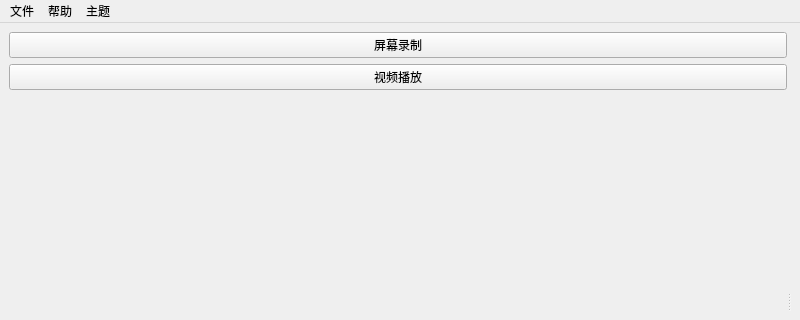
Old version of the form frontend/mainwindow/mainwindow.ui in the repository pydmy7/WinkStudio; both pictures show x 0 to 800 and y 0 to 320 of the 800 by 600 pixel window.
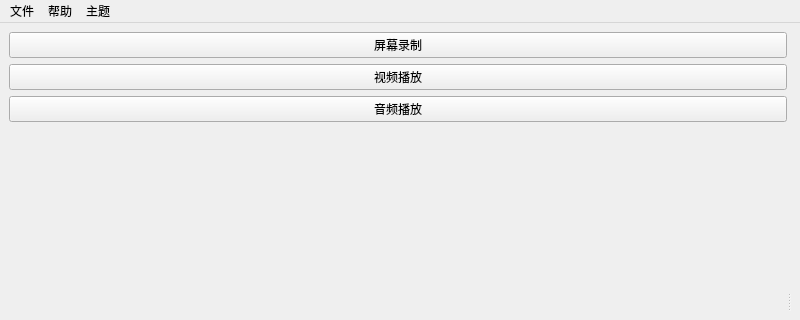
New version of the form.

Patch:
```diff
--- a/frontend/mainwindow/mainwindow.ui
+++ b/frontend/mainwindow/mainwindow.ui
@@ -20,7 +20,7 @@
       <property name="orientation">
        <enum>Qt::Horizontal</enum>
       </property>
-      <widget class="QWidget" name="">
+      <widget class="QWidget" name="layoutWidget">
        <layout class="QVBoxLayout" name="verticalLayout">
         <item>
          <widget class="QPushButton" name="btn_screenrecorder">
@@ -36,6 +36,13 @@
           </property>
          </widget>
         </item>
+        <item>
+         <widget class="QPushButton" name="btn_audioplayer">
+          <property name="text">
+           <string>音频播放</string>
+          </property>
+         </widget>
+        </item>
         <item>
          <spacer name="verticalSpacer">
           <property name="orientation">
```
